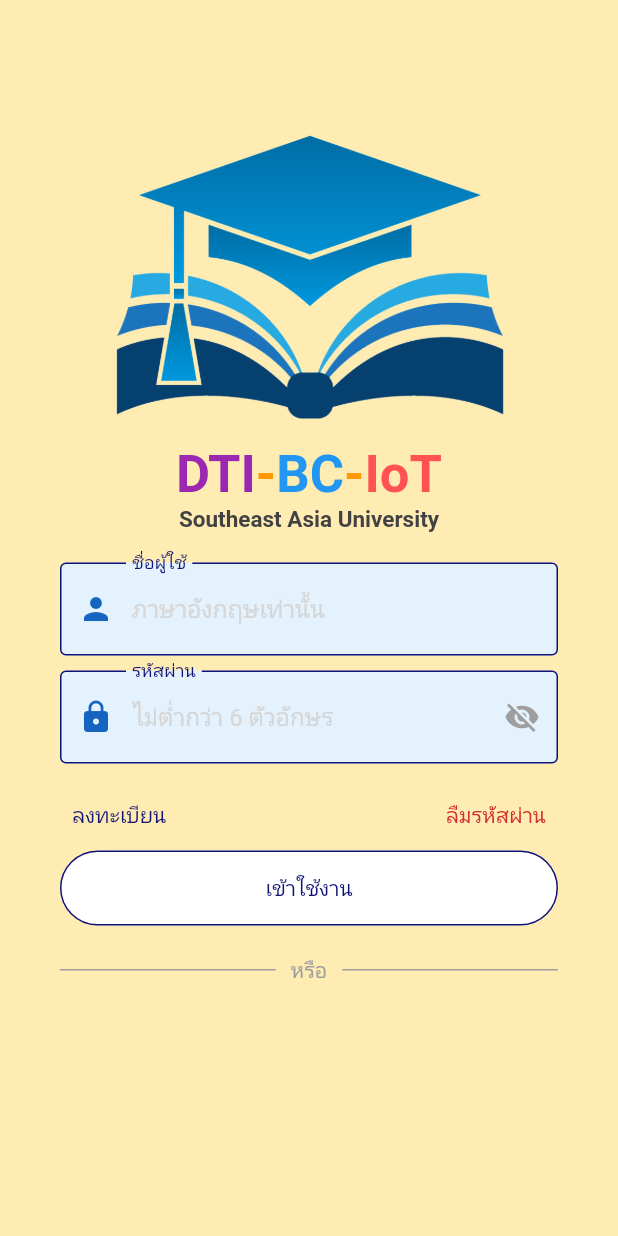
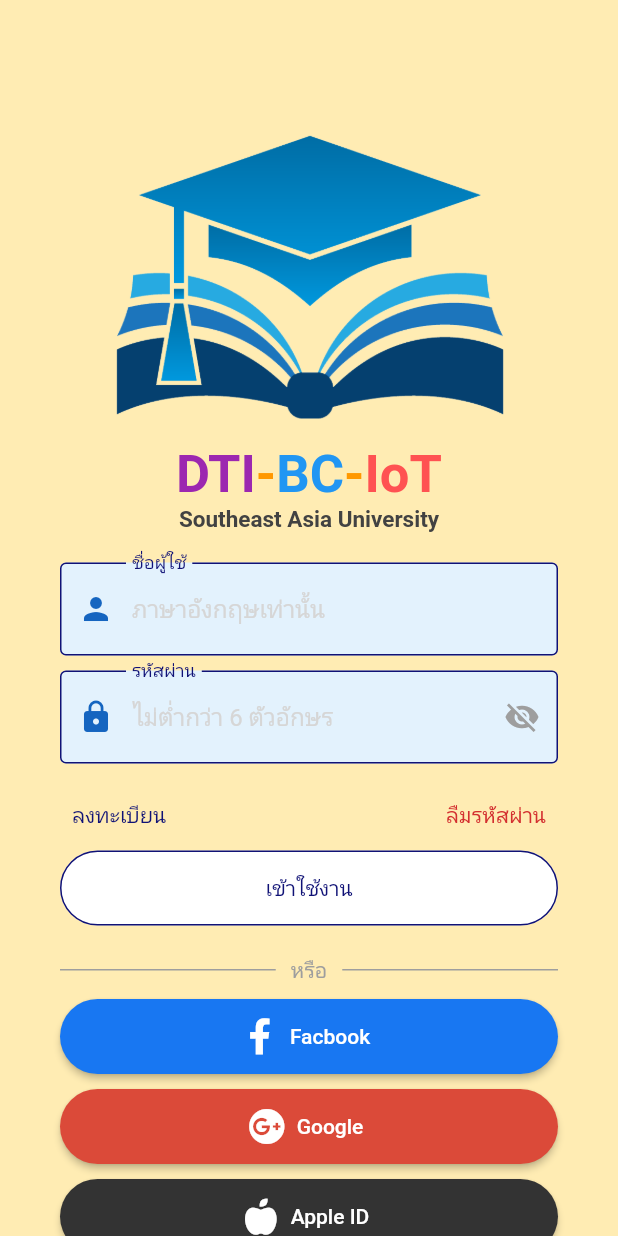
Before and after one commit to s6135410022/flutter_app_bc01, a Flutter app: the screen it shows after launch, on a phone screen of 412 x 824 dp. Run offline on Flutter 3.47's test engine with Material 2 defaults, Android fonts, the phone set to English and light mode, and no system bars; our stand-ins replace font_awesome_flutter; Roboto replaces fonts that are missing (kanit).

Commit message:
Code v 2

```diff
--- a/lib/views/login_ui.dart
+++ b/lib/views/login_ui.dart
@@ -1,4 +1,5 @@
 import 'package:flutter/material.dart';
+import 'package:font_awesome_flutter/font_awesome_flutter.dart';
 
 class LoginUI extends StatefulWidget {
   const LoginUI({Key? key}) : super(key: key);
@@ -280,6 +281,141 @@ class _LoginUIState extends State<LoginUI> {
                   ],
                 ),
               ),
+              SizedBox(height: 10),
+              ElevatedButton.icon(
+                onPressed: () {},
+                icon: Icon(
+                  FontAwesomeIcons.facebookF,
+                ),
+                label: Text(
+                  'Facbook',
+                  style: TextStyle(
+                    fontFamily: 'kanit',
+                  ),
+                ),
+                style: ElevatedButton.styleFrom(
+                  primary: Color(0xFF1877f2),
+                  fixedSize: Size(
+                    MediaQuery.of(context).size.width - 80,
+                    50.0,
+                  ),
+                  shape: RoundedRectangleBorder(
+                    borderRadius: BorderRadius.circular(
+                      50.0,
+                    ),
+                  ),
+                ),
+              ),
+              SizedBox(height: 10),
+              ElevatedButton.icon(
+                onPressed: () {},
+                icon: Icon(FontAwesomeIcons.googlePlus),
+                label: Text(
+                  'Google',
+                  style: TextStyle(
+                    fontFamily: 'kanit',
+                  ),
+                ),
+                style: ElevatedButton.styleFrom(
+                  primary: Color(0xFFdb4a39),
+                  fixedSize: Size(
+                    MediaQuery.of(context).size.width - 80,
+                    50.0,
+                  ),
+                  shape: RoundedRectangleBorder(
+                    borderRadius: BorderRadius.circular(
+                      50.0,
+                    ),
+                  ),
+                ),
+              ),
+              SizedBox(height: 10),
+              ElevatedButton.icon(
+                onPressed: () {},
+                icon: Icon(FontAwesomeIcons.appleAlt),
+                label: Text(
+                  'Apple ID',
+                  style: TextStyle(
+                    fontFamily: 'kanit',
+                  ),
+                ),
+                style: ElevatedButton.styleFrom(
+                  primary: Color(0xFF333333),
+                  fixedSize: Size(
+                    MediaQuery.of(context).size.width - 80,
+                    50.0,
+                  ),
+                  shape: RoundedRectangleBorder(
+                    borderRadius: BorderRadius.circular(
+                      50.0,
+                    ),
+                  ),
+                ),
+              ),
+              SizedBox(height: 10),
+              Row(
+                mainAxisAlignment: MainAxisAlignment.center,
+                children: [
+                  OutlinedButton(
+                    onPressed: () {},
+                    child: Icon(FontAwesomeIcons.instagram),
+                    style: OutlinedButton.styleFrom(
+                      side: BorderSide(
+                        color: Color(0xFF8a3ab9),
+                      ),
+                      fixedSize: Size(
+                        80.0,
+                        80.0,
+                      ),
+                      shape: RoundedRectangleBorder(
+                        borderRadius: BorderRadiusDirectional.circular(65.0),
+                      ),
+                      primary: Color(0xFF8a3ab9),
+                    ),
+                  ),
+                  SizedBox(
+                    width: 15.0,
+                  ),
+                  ElevatedButton(
+                    onPressed: () {},
+                    child: Icon(
+                      FontAwesomeIcons.twitter,
+                    ),
+                    style: ElevatedButton.styleFrom(
+                        fixedSize: Size(
+                          80.0,
+                          80.0,
+                        ),
+                        shape: RoundedRectangleBorder(
+                          borderRadius: BorderRadiusDirectional.circular(65.0),
+                        ),
+                        primary: Color(0xFF00aced)),
+                  ),
+                  SizedBox(
+                    width: 15.0,
+                  ),
+                  OutlinedButton(
+                    onPressed: () {},
+                    child: Icon(
+                      FontAwesomeIcons.linkedinIn,
+                    ),
+                    style: OutlinedButton.styleFrom(
+                      side: BorderSide(
+                        color: Color(0xFF0077b5),
+                      ),
+                      fixedSize: Size(
+                        80.0,
+                        80.0,
+                      ),
+                      shape: RoundedRectangleBorder(
+                        borderRadius: BorderRadiusDirectional.circular(65.0),
+                      ),
+                      primary: Color(0xFF0077b5),
+                    ),
+                  ),
+                ],
+              ),
+              SizedBox(height: 10),
             ],
           ),
         ),
--- a/pubspec.yaml
+++ b/pubspec.yaml
@@ -28,6 +28,7 @@ dependencies:
   # The following adds the Cupertino Icons font to your application.
   # Use with the CupertinoIcons class for iOS style icons.
   cupertino_icons: ^1.0.2
+  font_awesome_flutter: ^9.1.0
 
 dev_dependencies:
   flutter_test:
```
Also changed, not shown: pubspec.lock.
